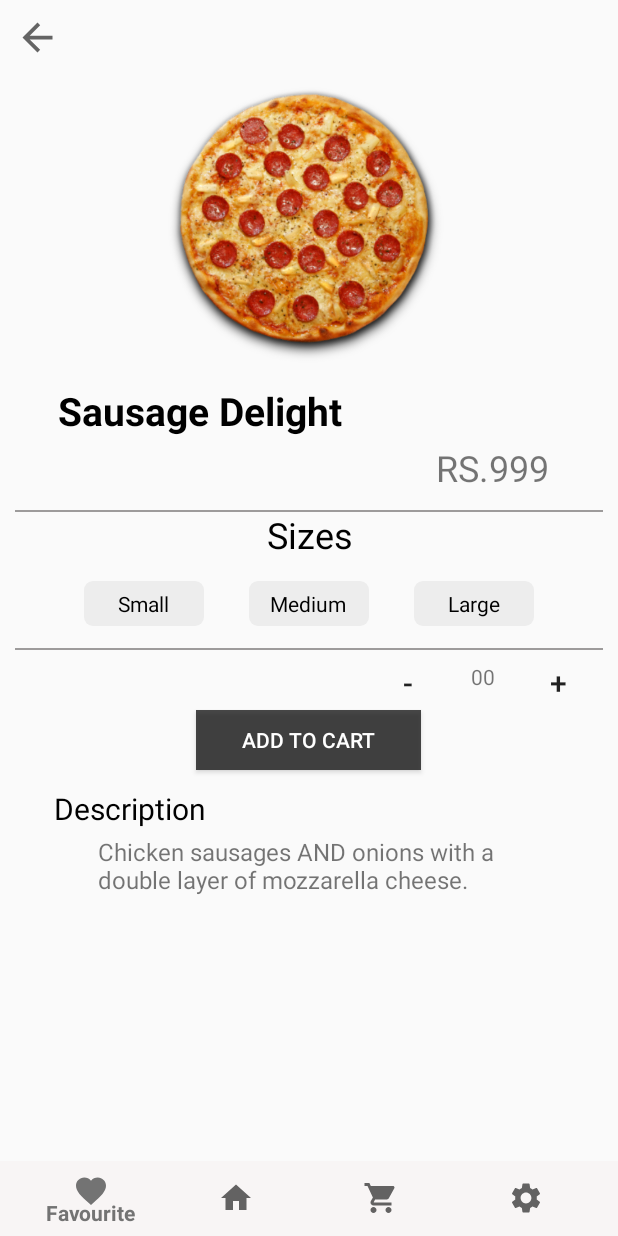
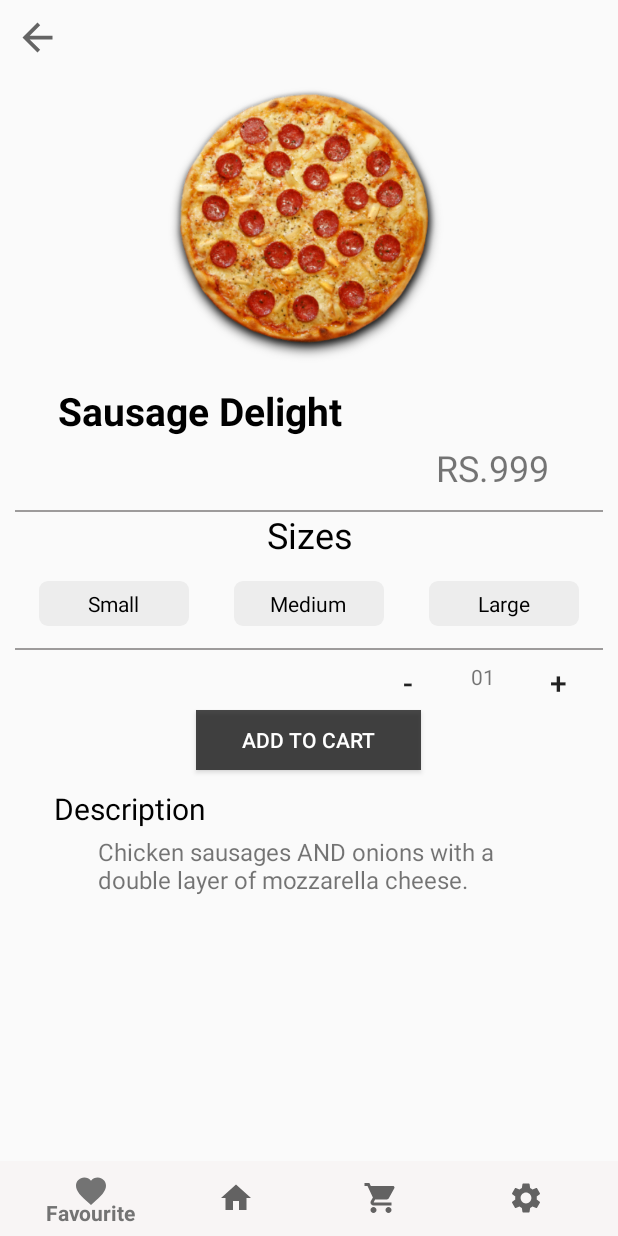
Before and after one commit to Bsewmina/MAD-Project, an Android app: the Pizza1_sausageDelight screen opened directly, with no data from a screen before it, on a phone screen of 412 x 824 dp. Run offline under Robolectric (Android 15) with nearby library versions, the phone set to English and light mode, and no system bars.

```diff
--- a/app/build.gradle
+++ b/app/build.gradle
@@ -36,5 +36,7 @@ dependencies {
     testImplementation 'junit:junit:4.12'
     androidTestImplementation 'androidx.test.ext:junit:1.1.1'
     androidTestImplementation 'androidx.test.espresso:espresso-core:3.2.0'
+    implementation 'com.google.firebase:firebase-storage:19.2.0'
+    implementation 'com.google.firebase:firebase-auth:19.4.0'
 
 }
--- a/app/src/main/java/com/example/pizzaexpress/Home.java
+++ b/app/src/main/java/com/example/pizzaexpress/Home.java
@@ -15,6 +15,7 @@ import com.google.android.material.bottomnavigation.BottomNavigationView;
 import com.google.android.material.navigation.NavigationView;
 
 public class Home extends AppCompatActivity {
+
 
 
     @Override
--- a/app/src/main/res/layout/activity_account.xml
+++ b/app/src/main/res/layout/activity_account.xml
@@ -32,8 +32,8 @@
         app:layout_constraintTop_toTopOf="parent"
         tools:srcCompat="@tools:sample/avatars" />
 
-    <ImageView
-        android:id="@+id/addImage"
+    <ImageButton
+        android:id="@+id/addImageImgBtn"
         android:layout_width="25dp"
         android:layout_height="25dp"
         android:layout_marginStart="56dp"
--- a/app/src/main/res/layout/activity_pizza1_sausage_delight.xml
+++ b/app/src/main/res/layout/activity_pizza1_sausage_delight.xml
@@ -5,8 +5,6 @@
     android:layout_width="match_parent"
     android:layout_height="match_parent"
     tools:context=".Pizza1_sausageDelight">
-
-
 
     <LinearLayout
         android:id="@+id/linearLayout2"
@@ -56,7 +54,7 @@
         app:layout_constraintTop_toBottomOf="@+id/imageView5" />
 
     <TextView
-        android:id="@+id/textView2"
+        android:id="@+id/price"
         android:layout_width="wrap_content"
         android:layout_height="wrap_content"
         android:layout_marginTop="4dp"
@@ -80,7 +78,7 @@
         android:textAlignment="center"
         app:layout_constraintEnd_toEndOf="parent"
         app:layout_constraintStart_toStartOf="parent"
-        app:layout_constraintTop_toBottomOf="@+id/textView2" />
+        app:layout_constraintTop_toBottomOf="@+id/price" />
 
 
     <TextView
@@ -111,17 +109,18 @@
 
         <RadioButton
             android:id="@+id/size_small"
-            android:layout_width="80dp"
+            android:layout_width="100dp"
             android:layout_height="wrap_content"
             android:textAlignment="center"
             android:button="@android:color/transparent"
             android:background="@drawable/radio_selector"
             android:padding="5dp"
-            android:text="Small" />
+            android:text="Small"
+            android:onClick="onAlignmentSelected"/>
 
         <RadioButton
             android:id="@+id/size_medium"
-            android:layout_width="80dp"
+            android:layout_width="100dp"
             android:layout_height="wrap_content"
             android:layout_marginLeft="30dp"
             android:layout_marginRight="30dp"
@@ -129,16 +128,18 @@
             android:button="@android:color/transparent"
             android:padding="5dp"
             android:text="Medium"
+            android:onClick="onAlignmentSelected"
             android:textAlignment="center" />
 
         <RadioButton
             android:id="@+id/size_large"
-            android:layout_width="80dp"
+            android:layout_width="100dp"
             android:textAlignment="center"
             android:layout_height="wrap_content"
             android:background="@drawable/radio_selector"
             android:button="@android:color/transparent"
             android:padding="5dp"
+            android:onClick="onAlignmentSelected"
             android:text="Large" />
 
 
@@ -161,17 +162,21 @@
 
     <Button
         android:id="@+id/itemBtn_dicre"
+        android:clickable="true"
         android:layout_width="30dp"
         android:layout_height="20dp"
         android:layout_marginEnd="10dp"
         android:background="@android:color/transparent"
         android:text="@string/minus"
         android:textSize="20sp"
-        app:layout_constraintEnd_toStartOf="@+id/textView7"
-        app:layout_constraintTop_toTopOf="@+id/textView7" />
+        android:onClick="decreaseItemQty"
+        app:layout_constraintEnd_toStartOf="@+id/itemQty"
+        app:layout_constraintTop_toTopOf="@+id/itemQty"
+        tools:ignore="OnClick"
+        android:focusable="true" />
 
     <TextView
-        android:id="@+id/textView7"
+        android:id="@+id/itemQty"
         android:layout_width="50dp"
         android:layout_height="20dp"
         android:layout_marginTop="8dp"
@@ -184,14 +189,17 @@
 
     <Button
         android:id="@+id/itemBtn_incre"
+        android:clickable="true"
         android:layout_width="30dp"
         android:layout_height="20dp"
         android:layout_marginStart="10dp"
-        android:textSize="20dp"
+        android:textSize="20sp"
         android:background="@android:color/transparent"
         android:text="@string/plus"
-        app:layout_constraintStart_toEndOf="@+id/textView7"
-        app:layout_constraintTop_toTopOf="@+id/textView7" />
+        android:onClick="increaseItemQty"
+        app:layout_constraintStart_toEndOf="@+id/itemQty"
+        app:layout_constraintTop_toTopOf="@+id/itemQty"
+        android:focusable="true" />
 
     <Button
         android:id="@+id/itemBtt_AddToCart"
@@ -205,7 +213,7 @@
         app:layout_constraintEnd_toEndOf="parent"
         app:layout_constraintHorizontal_bias="0.498"
         app:layout_constraintStart_toStartOf="parent"
-        app:layout_constraintTop_toBottomOf="@+id/textView7" />
+        app:layout_constraintTop_toBottomOf="@+id/itemQty" />
 
     <TextView
         android:id="@+id/textView9"
--- a/app/src/main/res/values/strings.xml
+++ b/app/src/main/res/values/strings.xml
@@ -45,7 +45,7 @@
     <string name="pizza4_price">RS.710</string>
     <string name="sizes">Sizes</string>
     <string name="plus">+</string>
-    <string name="_00">00</string>
+    <string name="_00">01</string>
     <string name="minus">-</string>
     <string name="add_to_cart">Add to Cart</string>
     <string name="description">Description</string>
```
Also changed, not shown: app/src/main/AndroidManifest.xml (+4 -4 lines), app/src/main/java/com/example/pizzaexpress/Account.java (+53 -5 lines), app/src/main/java/com/example/pizzaexpress/Pizza1_sausageDelight.java (+51 -0 lines), app/src/main/res/drawable/home_backgrnd_image.png (deleted).
